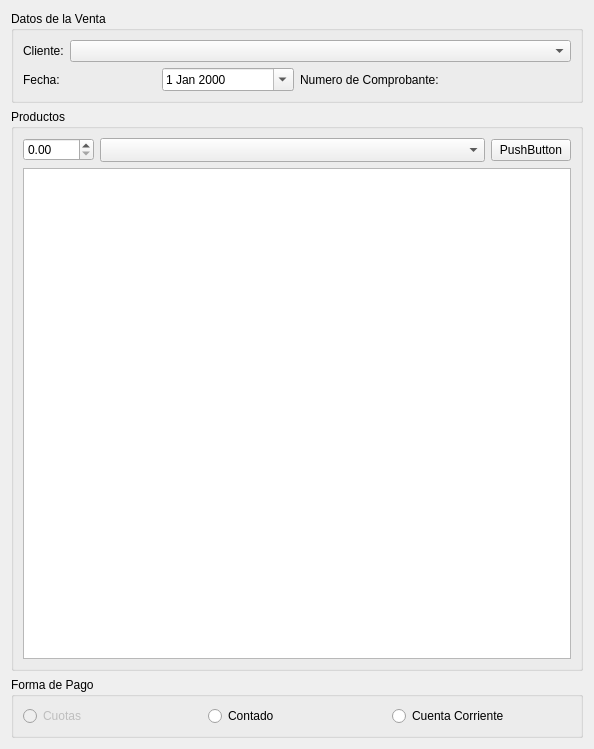
Qt form trunk/plugins/ventas/FormAgregarVentaBase.ui (chungote/gestotux) before a commit.
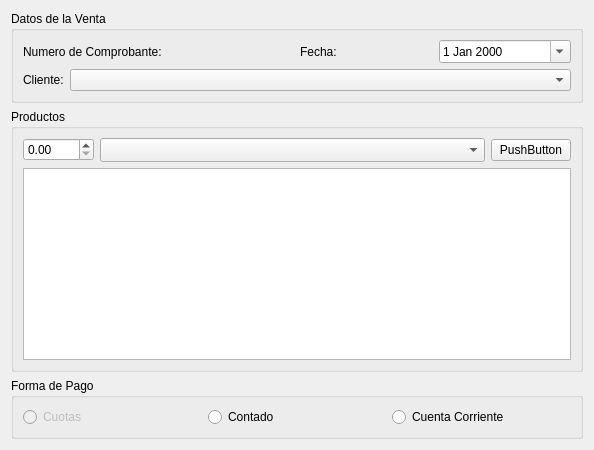
The same form after that commit. Custom widgets are drawn as their Qt base class.

The edit to the form file:
```diff
--- a/trunk/plugins/ventas/FormAgregarVentaBase.ui
+++ b/trunk/plugins/ventas/FormAgregarVentaBase.ui
@@ -7,14 +7,14 @@
     <x>0</x>
     <y>0</y>
     <width>594</width>
-    <height>749</height>
+    <height>446</height>
    </rect>
   </property>
   <property name="windowTitle">
    <string>Form</string>
   </property>
-  <layout class="QVBoxLayout" name="verticalLayout_5">
-   <item>
+  <layout class="QGridLayout" name="gridLayout">
+   <item row="0" column="0">
     <widget class="QGroupBox" name="GBCliente">
      <property name="sizePolicy">
       <sizepolicy hsizetype="Minimum" vsizetype="Minimum">
@@ -27,28 +27,14 @@
      </property>
      <layout class="QVBoxLayout" name="verticalLayout">
       <item>
-       <layout class="QHBoxLayout" name="horizontalLayout">
+       <layout class="QHBoxLayout" name="horizontalLayout_3">
         <item>
-         <widget class="QLabel" name="label">
+         <widget class="QLabel" name="LNumeroComprobante">
           <property name="text">
-           <string>Cliente:</string>
+           <string>Numero de Comprobante:</string>
           </property>
          </widget>
         </item>
-        <item>
-         <widget class="QComboBox" name="CBCliente">
-          <property name="sizePolicy">
-           <sizepolicy hsizetype="MinimumExpanding" vsizetype="Fixed">
-            <horstretch>0</horstretch>
-            <verstretch>0</verstretch>
-           </sizepolicy>
-          </property>
-         </widget>
-        </item>
-       </layout>
-      </item>
-      <item>
-       <layout class="QHBoxLayout" name="horizontalLayout_6">
         <item>
          <layout class="QHBoxLayout" name="horizontalLayout_2">
           <item>
@@ -67,23 +53,33 @@
           </item>
          </layout>
         </item>
+       </layout>
+      </item>
+      <item>
+       <layout class="QHBoxLayout" name="horizontalLayout">
         <item>
-         <layout class="QHBoxLayout" name="horizontalLayout_3">
-          <item>
-           <widget class="QLabel" name="LNumeroComprobante">
-            <property name="text">
-             <string>Numero de Comprobante:</string>
-            </property>
-           </widget>
-          </item>
-         </layout>
+         <widget class="QLabel" name="label">
+          <property name="text">
+           <string>Cliente:</string>
+          </property>
+         </widget>
+        </item>
+        <item>
+         <widget class="QComboBox" name="CBCliente">
+          <property name="sizePolicy">
+           <sizepolicy hsizetype="MinimumExpanding" vsizetype="Fixed">
+            <horstretch>0</horstretch>
+            <verstretch>0</verstretch>
+           </sizepolicy>
+          </property>
+         </widget>
         </item>
        </layout>
       </item>
      </layout>
     </widget>
    </item>
-   <item>
+   <item row="1" column="0">
     <widget class="QGroupBox" name="GBProductos">
      <property name="sizePolicy">
       <sizepolicy hsizetype="Preferred" vsizetype="MinimumExpanding">
@@ -148,7 +144,7 @@
      </layout>
     </widget>
    </item>
-   <item>
+   <item row="2" column="0">
     <widget class="QGroupBox" name="GBFormaPago">
      <property name="title">
       <string>Forma de Pago</string>
```
